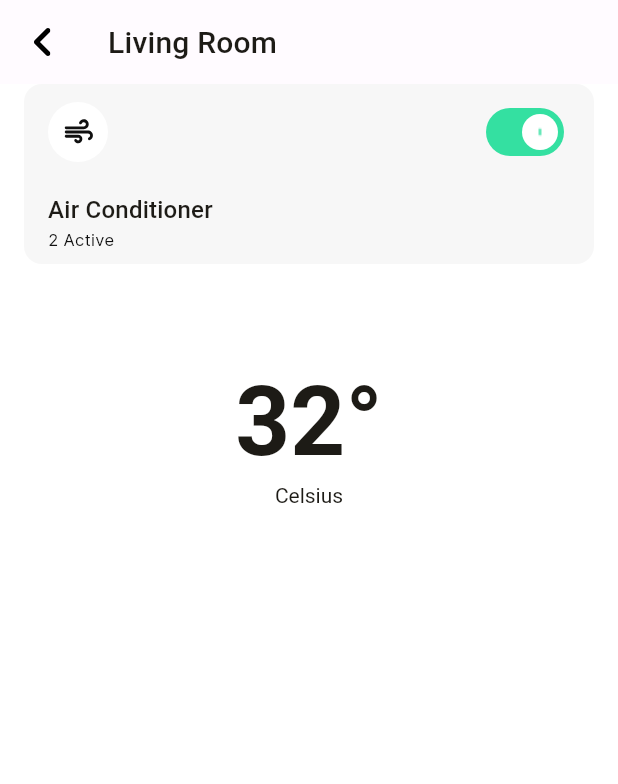
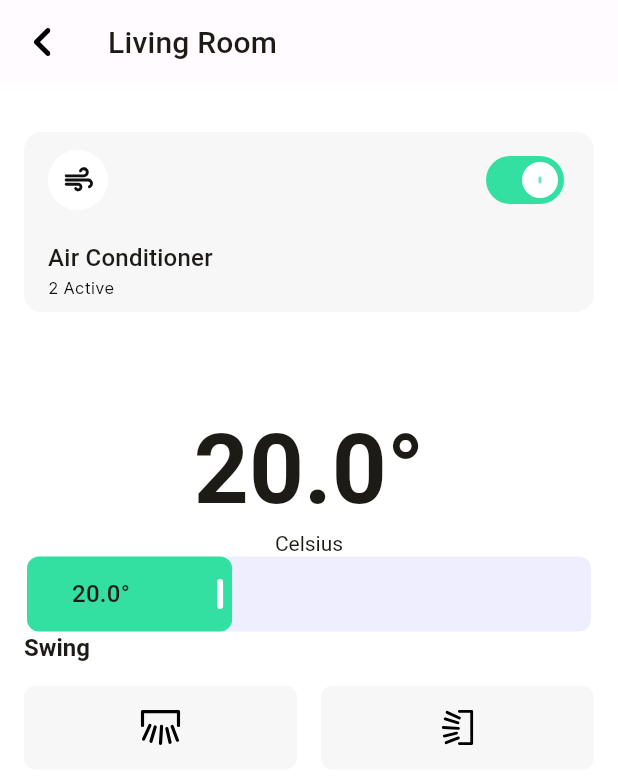
Before and after one commit to hnxtay/sell_coco, a Flutter app: the RoomDetailsScreen screen opened by its route, on a phone screen of 412 x 824 dp. Shown: the top 784 px of the screen. Run offline on Flutter 3.47's test engine with Material 2 defaults, Android fonts, the phone set to English and light mode, and no system bars; our stand-ins replace another_xlider, dio, equatable, flutter_bloc, flutter_svg, freezed_annotation and 3 more; accounts and stored records are empty; generated files the repository leaves out were written again.

Commit message:
add horizontal slider

```diff
--- a/lib/common/assets/app_icons.dart
+++ b/lib/common/assets/app_icons.dart
@@ -11,5 +11,7 @@ abstract class AppIcons {
   static const iconDashboard = 'assets/icons/icon_dashboard.svg';
   static const iconRoom = 'assets/icons/icon_door.svg';
   static const iconProfile = 'assets/icons/icon_profile.svg';
-  static const iconNavigateBack = 'assets/icons/ic_navigate_back.svg';
+  static const iconNavigateBack = 'assets/icons/icon_navigate_back.svg';
+  static const iconHorizontalSwing = 'assets/icons/icon_horizontal_swing.svg';
+  static const iconVerticalSwing = 'assets/icons/icon_vertical_swing.svg';
 }
--- a/lib/common/widgets/circle_icon.dart
+++ /dev/null
@@ -1,34 +0,0 @@
-import 'package:flutter/material.dart';
-import 'package:flutter_svg/flutter_svg.dart';
-
-class CircleIcon extends StatelessWidget {
-  const CircleIcon({
-    Key? key,
-    required this.asset,
-    this.size = 24,
-    this.padding = 4,
-  }) : super(key: key);
-  final String asset;
-  final double size;
-  final double padding;
-
-  @override
-  Widget build(BuildContext context) {
-    return asset.isNotEmpty
-        ? Container(
-            decoration: const BoxDecoration(
-              shape: BoxShape.circle,
-              color: Colors.white,
-            ),
-            padding: EdgeInsets.all(
-              padding,
-            ),
-            child: SvgPicture.asset(
-              asset,
-              height: size,
-              width: size,
-            ),
-          )
-        : const SizedBox.shrink();
-  }
-}
--- /dev/null
+++ b/lib/common/widgets/container_icon.dart
@@ -0,0 +1,44 @@
+import 'package:flutter/material.dart';
+import 'package:flutter_svg/flutter_svg.dart';
+
+class ContainerIcon extends StatelessWidget {
+  const ContainerIcon({
+    Key? key,
+    required this.asset,
+    this.assetSize = 24,
+    this.padding,
+    this.decoration,
+    this.width,
+    this.height,
+  }) : super(key: key);
+  final String asset;
+  final double assetSize;
+  final EdgeInsets? padding;
+  final BoxDecoration? decoration;
+  final double? width;
+  final double? height;
+
+  @override
+  Widget build(BuildContext context) {
+    return asset.isNotEmpty
+        ? Container(
+            width: width,
+            height: height,
+            decoration: decoration ??
+                const BoxDecoration(
+                  shape: BoxShape.circle,
+                  color: Colors.white,
+                ),
+            padding: padding ??
+                const EdgeInsets.all(
+                  4,
+                ),
+            child: SvgPicture.asset(
+              asset,
+              height: assetSize,
+              width: assetSize,
+            ),
+          )
+        : const SizedBox.shrink();
+  }
+}
--- /dev/null
+++ b/lib/common/widgets/custom_slider.dart
@@ -0,0 +1,78 @@
+import 'package:another_xlider/another_xlider.dart';
+import 'package:flutter/material.dart';
+
+import '../assets/app_colors.dart';
+
+class CustomSlider extends StatelessWidget {
+  const CustomSlider(
+      {Key? key,
+      required this.value,
+      required this.onDragging,
+      required this.labelBuilder})
+      : super(key: key);
+  final double value;
+  final Function(int handlerIndex, dynamic lowerValue, dynamic upperValue)
+      onDragging;
+  final Widget Function(double value) labelBuilder;
+
+  @override
+  Widget build(BuildContext context) {
+    return Builder(builder: (context) {
+      return Stack(
+        children: [
+          FlutterSlider(
+            values: [value],
+            max: 27,
+            min: 16,
+            handlerHeight: 20,
+            handlerWidth: 4,
+            trackBar: FlutterSliderTrackBar(
+              activeTrackBar: BoxDecoration(
+                  shape: BoxShape.rectangle,
+                  borderRadius: BorderRadius.circular(
+                    8,
+                  ),
+                  color: AppColors.primaryColor),
+              inactiveTrackBar: BoxDecoration(
+                shape: BoxShape.rectangle,
+                borderRadius: BorderRadius.circular(
+                  8,
+                ),
+              ),
+              activeTrackBarHeight: 50,
+              inactiveTrackBarHeight: 50,
+              activeTrackBarDraggable: false,
+            ),
+            handler: FlutterSliderHandler(
+              child: Transform.translate(
+                offset: Offset(value <= 2 ? 0 : -8, 0),
+                child: Container(
+                  decoration: BoxDecoration(
+                    borderRadius: BorderRadius.circular(
+                      8,
+                    ),
+                    color: Colors.white,
+                  ),
+                ),
+              ),
+              decoration: const BoxDecoration(
+                color: Colors.transparent,
+              ),
+            ),
+            tooltip: FlutterSliderTooltip(
+              disabled: true,
+            ),
+            onDragging: onDragging,
+          ),
+          Positioned.fill(
+            left: 32,
+            child: Align(
+              alignment: Alignment.centerLeft,
+              child: labelBuilder(value),
+            ),
+          )
+        ],
+      );
+    });
+  }
+}
--- a/lib/common/widgets/vertical_slider.dart
+++ /dev/null
@@ -1,182 +0,0 @@
-library flutter_vertical_slider;
-
-import 'dart:math';
-
-import 'package:flutter/material.dart';
-
-class VerticalSlider extends StatelessWidget {
-  const VerticalSlider({
-    Key? key,
-    required this.onChanged,
-    required this.min,
-    required this.max,
-    required this.value,
-    this.activeTrackColor,
-    this.inactiveTrackColor,
-    this.width,
-  }) : super(key: key);
-  final ValueChanged<double> onChanged;
-  final double min;
-  final double max;
-  final double value;
-  final Color? activeTrackColor;
-  final Color? inactiveTrackColor;
-  final double? width;
-  @override
-  Widget build(BuildContext context) {
-    return Padding(
-      padding: const EdgeInsets.only(top: 20.0),
-      child: RotatedBox(
-        quarterTurns: 3,
-        child: SliderTheme(
-          data: SliderThemeData(
-            activeTrackColor: activeTrackColor,
-            inactiveTrackColor: inactiveTrackColor,
-            thumbColor: Colors.transparent,
-            overlayColor: Colors.transparent,
-            thumbSelector:
-                (textDirection, values, tapValue, thumbSize, trackSize, dx) =>
-                    Thumb.start,
-            thumbShape: const RoundSliderThumbShape(
-              enabledThumbRadius: 1,
-              elevation: 0.0,
-            ),
-            trackHeight: width,
-            overlayShape: const RoundSliderOverlayShape(overlayRadius: 1),
-            trackShape:
-                const CustomRoundedRectSliderTrackShape(Radius.circular(12)),
-          ),
-          child: Slider(
-            onChanged: onChanged,
-            min: min,
-            max: max,
-            value: value,
-          ),
-        ),
-      ),
-    );
-  }
-}
-
-class CustomRoundedRectSliderTrackShape extends SliderTrackShape
-    with BaseSliderTrackShape {
-  final Radius trackRadius;
-  const CustomRoundedRectSliderTrackShape(this.trackRadius);
-
-  @override
-  void paint(
-    PaintingContext context,
-    Offset offset, {
-    required RenderBox parentBox,
-    required SliderThemeData sliderTheme,
-    required Animation<double> enableAnimation,
-    required TextDirection textDirection,
-    required Offset thumbCenter,
-    bool isDiscrete = false,
-    bool isEnabled = false,
-    double additionalActiveTrackHeight = 2,
-  }) {
-    assert(sliderTheme.disabledActiveTrackColor != null);
-    assert(sliderTheme.disabledInactiveTrackColor != null);
-    assert(sliderTheme.activeTrackColor != null);
-    assert(sliderTheme.inactiveTrackColor != null);
-    assert(sliderTheme.thumbShape != null);
-    if (sliderTheme.trackHeight == null || sliderTheme.trackHeight! <= 0) {
-      return;
-    }
-
-    final ColorTween activeTrackColorTween = ColorTween(
-        begin: sliderTheme.disabledActiveTrackColor,
-        end: sliderTheme.activeTrackColor);
-    final ColorTween inactiveTrackColorTween = ColorTween(
-        begin: sliderTheme.disabledInactiveTrackColor,
-        end: sliderTheme.inactiveTrackColor);
-    final Paint leftTrackPaint = Paint()
-      ..color = activeTrackColorTween.evaluate(enableAnimation)!;
-    final Paint rightTrackPaint = Paint()
-      ..color = inactiveTrackColorTween.evaluate(enableAnimation)!;
-
-    final Rect trackRect = getPreferredRect(
-      parentBox: parentBox,
-      offset: offset,
-      sliderTheme: sliderTheme,
-      isEnabled: isEnabled,
-      isDiscrete: isDiscrete,
-    );
-
-    var activeRect = RRect.fromLTRBAndCorners(
-      trackRect.left,
-      trackRect.top - (additionalActiveTrackHeight / 2),
-      thumbCenter.dx,
-      trackRect.bottom + (additionalActiveTrackHeight / 2),
-      topLeft: trackRadius,
-      bottomLeft: trackRadius,
-    );
-    var inActiveRect = RRect.fromLTRBAndCorners(
-      thumbCenter.dx,
-      trackRect.top,
-      trackRect.right,
-      trackRect.bottom,
-      topRight: trackRadius,
-      bottomRight: trackRadius,
-    );
-    var percent =
-        ((activeRect.width / (activeRect.width + inActiveRect.width)) * 100)
-            .toInt();
-    if (percent > 99) {
-      activeRect = RRect.fromLTRBAndCorners(
-        trackRect.left,
-        trackRect.top - (additionalActiveTrackHeight / 2),
-        thumbCenter.dx,
-        trackRect.bottom + (additionalActiveTrackHeight / 2),
-        topLeft: trackRadius,
-        bottomLeft: trackRadius,
-        bottomRight: trackRadius,
-        topRight: trackRadius,
-      );
-    }
-
-    if (percent < 1) {
-      inActiveRect = RRect.fromLTRBAndCorners(
-        thumbCenter.dx,
-        trackRect.top,
-        trackRect.right,
-        trackRect.bottom,
-        topRight: trackRadius,
-        bottomRight: trackRadius,
-        bottomLeft: trackRadius,
-        topLeft: trackRadius,
-      );
-    }
-    context.canvas.drawRRect(
-      activeRect,
-      leftTrackPaint,
-    );
-
-    context.canvas.drawRRect(
-      inActiveRect,
-      rightTrackPaint,
-    );
-
-    drawText(context.canvas, '%$percent', activeRect.center.dx,
-        activeRect.center.dy, pi * 0.5, activeRect.width);
-  }
-
-  void drawText(Canvas context, String name, double x, double y,
-      double angleRotationInRadians, double height) {
-    context.save();
-    var span = TextSpan(
-        style: TextStyle(color: Colors.white, fontSize: 12), text: name);
-    var tp = TextPainter(
-      text: span,
-      textAlign: TextAlign.center,
-      textDirection: TextDirection.ltr,
-    );
-    tp.layout();
-    context.translate((x + (tp.height * 0.5)), (y - (tp.width * 0.5)));
-    context.rotate(angleRotationInRadians);
-    tp.layout();
-    tp.paint(context, const Offset(0.0, 0.0));
-    context.restore();
-  }
-}
--- a/lib/screens/dashboard/components/frequently_item.dart
+++ b/lib/screens/dashboard/components/frequently_item.dart
@@ -3,7 +3,7 @@ import 'package:flutter/material.dart';
 import '../../../common/assets/app_colors.dart';
 import '../../../common/extensions/context.dart';
 import '../../../common/widgets/app_switch.dart';
-import '../../../common/widgets/circle_icon.dart';
+import '../../../common/widgets/container_icon.dart';
 import '../../../l10n/l10n.dart';
 import '../../../models/smart_item_model.dart';
 
@@ -39,9 +39,9 @@ class FrequentlyUsedItem extends StatelessWidget {
           children: [
             Row(
               children: [
-                CircleIcon(
+                ContainerIcon(
                   asset: smartItem.iconPath,
-                  padding: 8,
+                  padding: const EdgeInsets.all(8,),
                 ),
                 const Spacer(),
                 AppSwitch(
--- a/lib/screens/dashboard/components/scenes_item.dart
+++ b/lib/screens/dashboard/components/scenes_item.dart
@@ -4,7 +4,7 @@ import '../../../common/assets/app_colors.dart';
 import '../../../common/assets/app_icons.dart';
 import '../../../common/extensions/extensions.dart';
 import '../../../common/widgets/app_switch.dart';
-import '../../../common/widgets/circle_icon.dart';
+import '../../../common/widgets/container_icon.dart';
 
 class ScenesItem extends StatelessWidget {
   const ScenesItem(
@@ -32,9 +32,9 @@ class ScenesItem extends StatelessWidget {
       ),
       child: Row(
         children: [
-          const CircleIcon(
+          const ContainerIcon(
             asset: AppIcons.iconAirPurifier,
-            padding: 8,
+            padding: EdgeInsets.all(8,),
           ),
           Expanded(
             child: Text(
--- a/lib/screens/dashboard/components/smart_item.dart
+++ b/lib/screens/dashboard/components/smart_item.dart
@@ -1,9 +1,8 @@
 import 'package:flutter/material.dart';
-import 'package:flutter_svg/flutter_svg.dart';
 
 import '../../../common/assets/app_colors.dart';
 import '../../../common/extensions/extensions.dart';
-import '../../../common/widgets/circle_icon.dart';
+import '../../../common/widgets/container_icon.dart';
 import '../../../l10n/l10n.dart';
 import '../../../models/smart_item_model.dart';
 
@@ -35,7 +34,7 @@ class SmartItem extends StatelessWidget {
         child: Row(
           mainAxisAlignment: MainAxisAlignment.center,
           children: [
-            CircleIcon(
+            ContainerIcon(
               asset: smartItem.iconPath,
             ),
             const SizedBox(
--- a/lib/screens/roomdetails/room_details_screen.dart
+++ b/lib/screens/roomdetails/room_details_screen.dart
@@ -1,9 +1,11 @@
 import 'package:flutter/material.dart';
 import 'package:flutter_svg/flutter_svg.dart';
 
+import '../../common/assets/app_colors.dart';
 import '../../common/assets/app_icons.dart';
 import '../../common/extensions/extensions.dart';
-import '../../common/widgets/vertical_slider.dart';
+import '../../common/widgets/container_icon.dart';
+import '../../common/widgets/custom_slider.dart';
 import '../../models/smart_item_model.dart';
 import '../dashboard/components/frequently_item.dart';
 
@@ -15,7 +17,8 @@ class RoomDetailsScreen extends StatefulWidget {
 }
 
 class _RoomDetailsScreenState extends State<RoomDetailsScreen> {
-  double _value = 10;
+  double _value = 20;
+
   @override
   Widget build(BuildContext context) {
     return Scaffold(
@@ -45,7 +48,12 @@ class _RoomDetailsScreenState extends State<RoomDetailsScreen> {
           ),
           child: SingleChildScrollView(
             child: Column(
+              mainAxisSize: MainAxisSize.min,
+              crossAxisAlignment: CrossAxisAlignment.start,
               children: [
+                const SizedBox(
+                  height: 32,
+                ),
                 FrequentlyUsedItem(
                   value: true,
                   onChange: (value) {},
@@ -58,29 +66,83 @@ class _RoomDetailsScreenState extends State<RoomDetailsScreen> {
                 const SizedBox(
                   height: 64,
                 ),
-                Text(
-                  '32°',
+                Center(
+                  child: Text(
+                    '$_value°',
                     style: context.textTheme.titleLarge?.copyWith(
                       fontSize: 64,
                       fontWeight: FontWeight.w700,
                     ),
                   ),
-                Text(
+                ),
+                Center(
+                  child: Text(
                     'Celsius',
                     style: context.textTheme.titleLarge?.copyWith(
                       fontSize: 14,
                     ),
                   ),
-                VerticalSlider(
-                    onChanged: (value) {
+                ),
+                CustomSlider(
+                  value: _value,
+                  onDragging: (handlerIndex, lowerValue, upperValue) {
                     setState(() {
-                        _value = value;
+                      _value = lowerValue;
                     });
                   },
-                    min: 0,
-                    max: 100,
-                    width: 40,
-                    value: _value)
+                  labelBuilder: (double value) {
+                    return Text(
+                      '$value°',
+                      style: context.textTheme.titleMedium,
+                    );
+                  },
+                ),
+                Text(
+                  'Swing',
+                  style: context.textTheme.titleLarge?.copyWith(
+                    fontSize: 16,
+                    fontWeight: FontWeight.w700,
+                  ),
+                ),
+                const SizedBox(
+                  height: 16,
+                ),
+                Row(
+                  mainAxisAlignment: MainAxisAlignment.spaceBetween,
+                  children: [
+                    Expanded(
+                      child: ContainerIcon(
+                        padding: const EdgeInsets.symmetric(
+                          vertical: 16,
+                        ),
+                        asset: AppIcons.iconHorizontalSwing,
+                        decoration: BoxDecoration(
+                          borderRadius: BorderRadius.circular(
+                            8,
+                          ),
+                          color: AppColors.background,
+                        ),
+                      ),
+                    ),
+                    const SizedBox(
+                      width: 16,
+                    ),
+                    Expanded(
+                      child: ContainerIcon(
+                        padding: const EdgeInsets.symmetric(
+                          vertical: 16,
+                        ),
+                        asset: AppIcons.iconVerticalSwing,
+                        decoration: BoxDecoration(
+                          borderRadius: BorderRadius.circular(
+                            8,
+                          ),
+                          color: AppColors.background,
+                        ),
+                      ),
+                    )
+                  ],
+                )
               ],
             ),
           ),
--- a/pubspec.yaml
+++ b/pubspec.yaml
@@ -65,6 +65,8 @@ dependencies:
 
   #Load svg
   flutter_svg: ^1.1.6
+
+  another_xlider: ^1.1.2
 
 dev_dependencies:
   flutter_test:
```
Also changed, not shown: assets/icons/icon_horizontal_swing.svg (added), assets/icons/icon_navigate_back.svg (renamed from assets/icons/ic_navigate_back.svg), assets/icons/icon_vertical_swing.svg (added). Lines whose indentation alone changed are shown as unchanged.
